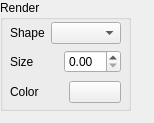
First picture: the form in Project/grenderwidget.ui, repository nicobabot/KingGarron_Engine, before the edit.
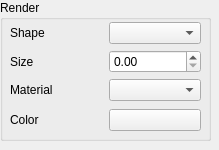
Second picture: the form after the edit.

Commit message: Textures importer combo done

The edit to the form file:
```diff
--- a/Project/grenderwidget.ui
+++ b/Project/grenderwidget.ui
@@ -6,8 +6,8 @@
    <rect>
     <x>0</x>
     <y>0</y>
-    <width>154</width>
-    <height>123</height>
+    <width>219</width>
+    <height>150</height>
    </rect>
   </property>
   <property name="windowTitle">
@@ -18,8 +18,8 @@
     <rect>
      <x>0</x>
      <y>0</y>
-     <width>131</width>
-     <height>111</height>
+     <width>211</width>
+     <height>141</height>
     </rect>
    </property>
    <property name="minimumSize">
@@ -31,13 +31,13 @@
    <property name="title">
     <string>Render</string>
    </property>
-   <widget class="QWidget" name="">
+   <widget class="QWidget" name="layoutWidget">
     <property name="geometry">
      <rect>
       <x>10</x>
       <y>20</y>
-      <width>111</width>
-      <height>85</height>
+      <width>191</width>
+      <height>113</height>
      </rect>
     </property>
     <layout class="QVBoxLayout" name="verticalLayout_2">
@@ -71,6 +71,20 @@
          </item>
         </layout>
        </item>
+       <item>
+        <layout class="QHBoxLayout" name="horizontalLayout_4">
+         <item>
+          <widget class="QLabel" name="label_4">
+           <property name="text">
+            <string>Material</string>
+           </property>
+          </widget>
+         </item>
+         <item>
+          <widget class="QComboBox" name="Materialbox"/>
+         </item>
+        </layout>
+       </item>
       </layout>
      </item>
      <item>
```
The commit also changes 3 other files.
